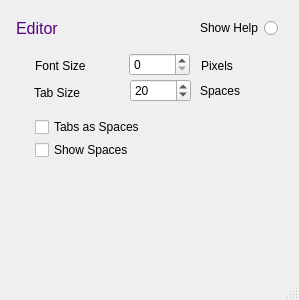
The window that src/gui/editorwidget/dialogs/editorprop.ui (Arcachofo/SimulIDE-dev) describes before a commit, drawn with Qt 5.
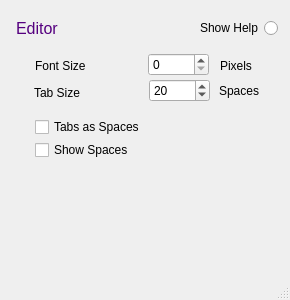
The same window after the commit.

Commit message: Editor: upate setting dialogs.

Diff of the .ui file:
```diff
--- a/src/gui/editorwidget/dialogs/editorprop.ui
+++ b/src/gui/editorwidget/dialogs/editorprop.ui
@@ -6,7 +6,7 @@
    <rect>
     <x>0</x>
     <y>0</y>
-    <width>299</width>
+    <width>290</width>
     <height>300</height>
    </rect>
   </property>
@@ -148,9 +148,9 @@
   <widget class="QRadioButton" name="helpButton">
    <property name="geometry">
     <rect>
-     <x>178</x>
+     <x>140</x>
      <y>18</y>
-     <width>100</width>
+     <width>138</width>
      <height>20</height>
     </rect>
    </property>
@@ -166,7 +166,7 @@
     <rect>
      <x>35</x>
      <y>55</y>
-     <width>85</width>
+     <width>105</width>
      <height>21</height>
     </rect>
    </property>
@@ -179,7 +179,7 @@
     <rect>
      <x>34</x>
      <y>83</y>
-     <width>96</width>
+     <width>111</width>
      <height>20</height>
     </rect>
    </property>
@@ -190,7 +190,7 @@
   <widget class="QLabel" name="label_5">
    <property name="geometry">
     <rect>
-     <x>201</x>
+     <x>220</x>
      <y>59</y>
      <width>59</width>
      <height>14</height>
@@ -203,7 +203,7 @@
   <widget class="QSpinBox" name="tabSize">
    <property name="geometry">
     <rect>
-     <x>130</x>
+     <x>149</x>
      <y>79</y>
      <width>61</width>
      <height>23</height>
@@ -224,7 +224,7 @@
     <rect>
      <x>35</x>
      <y>117</y>
-     <width>152</width>
+     <width>239</width>
      <height>20</height>
     </rect>
    </property>
@@ -237,7 +237,7 @@
     <rect>
      <x>35</x>
      <y>140</y>
-     <width>134</width>
+     <width>240</width>
      <height>20</height>
     </rect>
    </property>
@@ -248,7 +248,7 @@
   <widget class="QLabel" name="label_2">
    <property name="geometry">
     <rect>
-     <x>200</x>
+     <x>219</x>
      <y>84</y>
      <width>59</width>
      <height>14</height>
@@ -261,7 +261,7 @@
   <widget class="QSpinBox" name="fontSize">
    <property name="geometry">
     <rect>
-     <x>129</x>
+     <x>148</x>
      <y>53</y>
      <width>61</width>
      <height>23</height>
```
Left out of the diff: 31 changed lines with no effect on the pictures. The commit also changes 1 other file.
